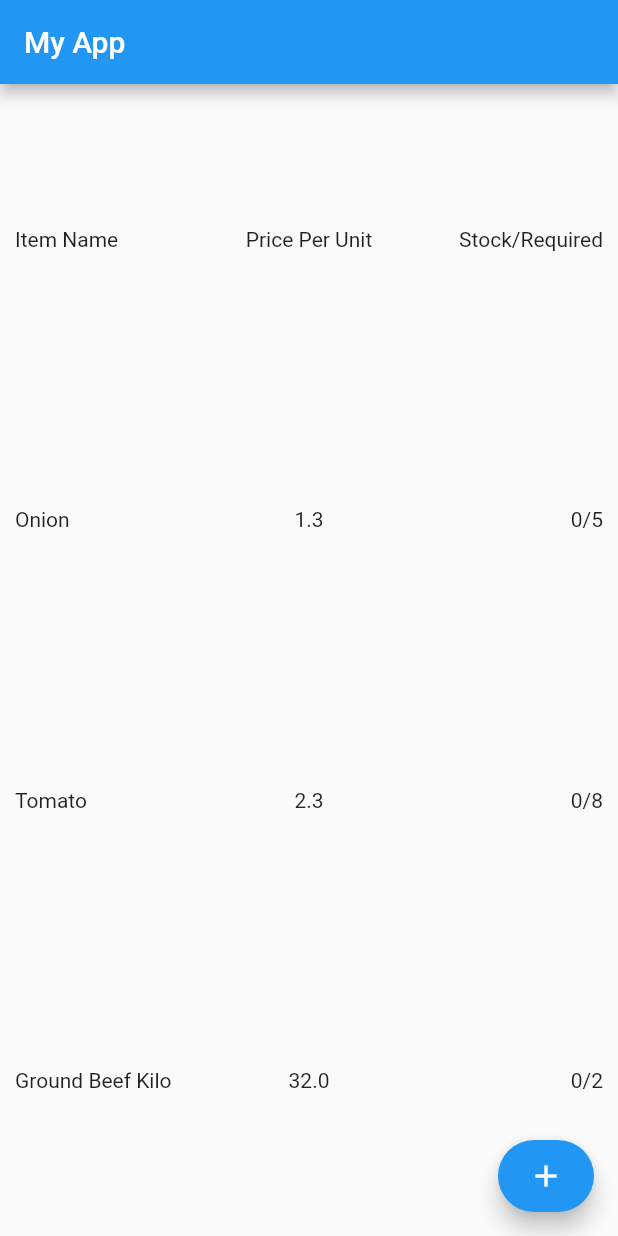
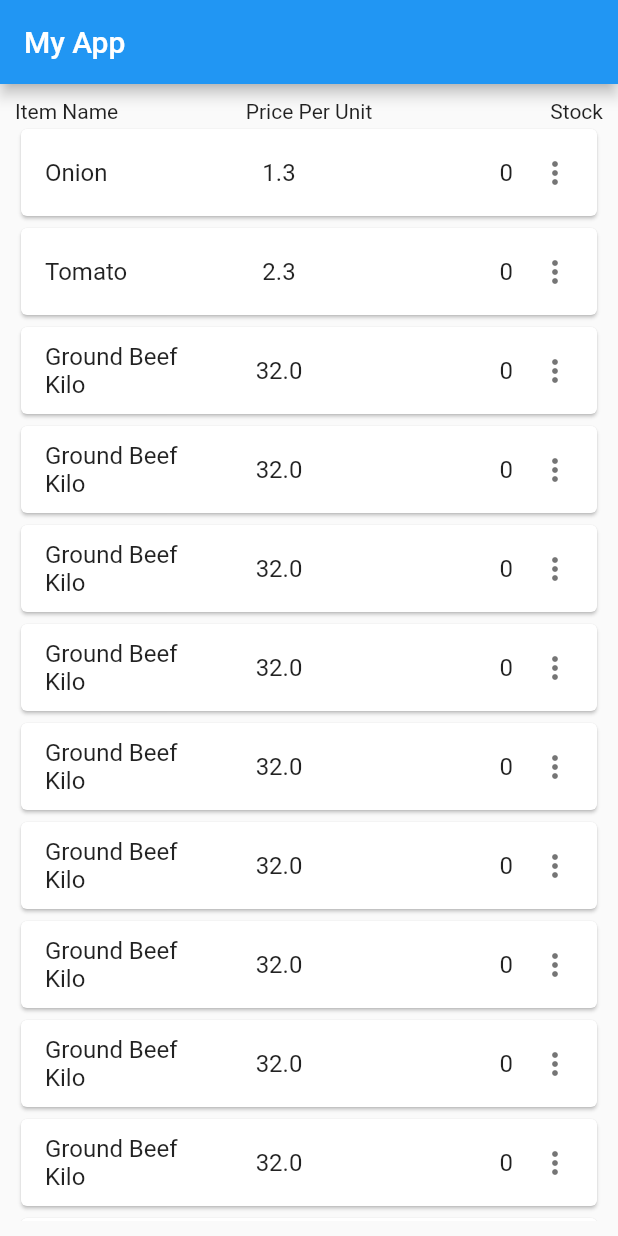
Before and after one commit to Nadav183/Shopping-Cart, a Flutter app: the screen it shows after launch, on a phone screen of 412 x 824 dp. Run offline on Flutter 3.47's test engine with Material 2 defaults, Android fonts, the phone set to English and light mode, and no system bars.

Commit message:
Changed Item display to a ListView with expansionTiles to include all the base info on the Index page

```diff
--- a/lib/index.dart
+++ b/lib/index.dart
@@ -2,32 +2,53 @@ import 'package:flutter/material.dart';
 import './item.dart';
 var items = [Item(name: 'Onion', pricePerUnit: 1.3,amountInStock: 0,amountBase: 5),
              Item(name: 'Tomato', pricePerUnit: 2.3,amountInStock: 0,amountBase: 8),
+             Item(name: 'Ground Beef Kilo', pricePerUnit: 32,amountInStock: 0,amountBase: 2),
+  Item(name: 'Ground Beef Kilo', pricePerUnit: 32,amountInStock: 0,amountBase: 2),
+  Item(name: 'Ground Beef Kilo', pricePerUnit: 32,amountInStock: 0,amountBase: 2),
+  Item(name: 'Ground Beef Kilo', pricePerUnit: 32,amountInStock: 0,amountBase: 2),
+  Item(name: 'Ground Beef Kilo', pricePerUnit: 32,amountInStock: 0,amountBase: 2),
+  Item(name: 'Ground Beef Kilo', pricePerUnit: 32,amountInStock: 0,amountBase: 2),
+  Item(name: 'Ground Beef Kilo', pricePerUnit: 32,amountInStock: 0,amountBase: 2),
+  Item(name: 'Ground Beef Kilo', pricePerUnit: 32,amountInStock: 0,amountBase: 2),
+  Item(name: 'Ground Beef Kilo', pricePerUnit: 32,amountInStock: 0,amountBase: 2),
   Item(name: 'Ground Beef Kilo', pricePerUnit: 32,amountInStock: 0,amountBase: 2),];
 
 class Index extends StatelessWidget {
 
   Widget build(BuildContext context) {
     return Container(
-      width: double.infinity,
       margin: EdgeInsets.all(10),
       child: Column(
         children: <Widget>[
-          Expanded(child: Row(
+          Row(
             children: <Widget>[
               Expanded(child:Text('Item Name', textAlign: TextAlign.left)),
               Expanded(child:Text('Price Per Unit',textAlign: TextAlign.center)),
-              Expanded(child:Text('Stock/Required',textAlign: TextAlign.right)),
+              Expanded(child:Text('Stock',textAlign: TextAlign.right)),
             ],
-          )),
+          ),
+          Expanded(child: ListView(
+            shrinkWrap: true,
+            children: <Widget>[
             ...(items.map((item) {
-            return Expanded(child: Row(
+              return Card(
+                child: ExpansionTile(
+                  title: Row(
                     children: <Widget>[
                       Expanded(child:Text('${item.name}', textAlign: TextAlign.left)),
                       Expanded(child:Text('${item.pricePerUnit}',textAlign: TextAlign.center)),
-                Expanded(child:Text('${item.amountInStock}/${item.amountBase}',textAlign: TextAlign.right)),
+                      Expanded(child:Text('${item.amountInStock}',textAlign: TextAlign.right)),
                       ],
-            ));
+                    ),
+                  trailing: Icon(Icons.more_vert),
+                  children: <Widget>[
+                    Text('Base Amount: ${item.amountBase}'),
+                    Text('Need to buy ${item.amountBase-item.amountInStock} for ${(item.amountBase-item.amountInStock)*item.pricePerUnit} NIS'),
+                  ],
+                )
+              );
             }))
+          ],))
         ],
       ),
     );
--- a/lib/main.dart
+++ b/lib/main.dart
@@ -20,10 +20,6 @@ class _MyAppState extends State<MyApp> {
     return MaterialApp(home: Scaffold(
         appBar: AppBar(title: Text('My App')),
         body: (bodyPage[curPage]),
-        floatingActionButton: FloatingActionButton.extended(
-          label: Icon(Icons.add,),
-          onPressed: () => {},
-        ),
     )
     );
   }
```
Lines whose indentation alone changed are shown as unchanged.
